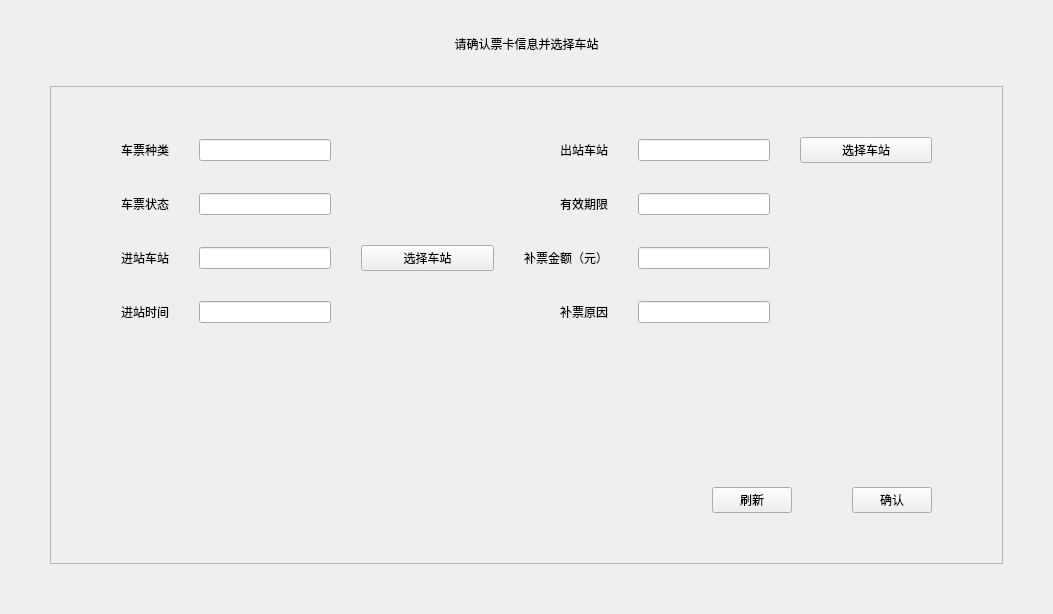
First picture: the form in ticket/TicketReregisterWidget.ui, repository EllieYY/ism, before the edit.
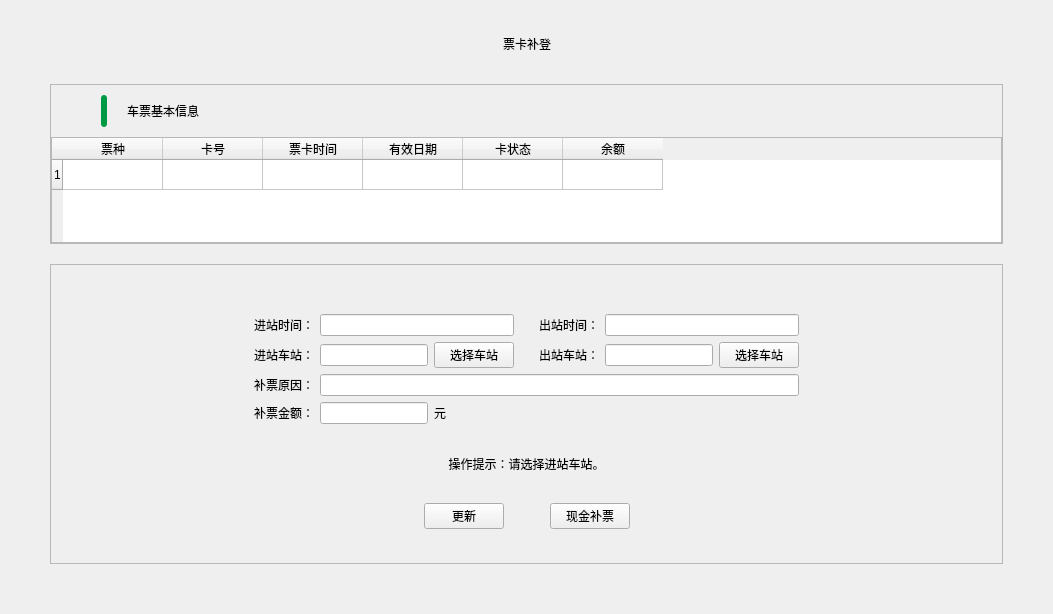
Second picture: the form after the edit.

```diff
--- a/ticket/TicketReregisterWidget.ui
+++ b/ticket/TicketReregisterWidget.ui
@@ -13,7 +13,7 @@
   <property name="windowTitle">
    <string>Form</string>
   </property>
-  <layout class="QHBoxLayout" name="horizontalLayout">
+  <layout class="QVBoxLayout" name="verticalLayout_4">
    <property name="spacing">
     <number>0</number>
    </property>
@@ -31,15 +31,15 @@
    </property>
    <item>
     <widget class="QWidget" name="infoBg" native="true">
-     <layout class="QVBoxLayout" name="verticalLayout_2">
+     <layout class="QVBoxLayout" name="verticalLayout_3">
       <property name="spacing">
-       <number>0</number>
+       <number>30</number>
       </property>
       <property name="leftMargin">
        <number>50</number>
       </property>
       <property name="topMargin">
-       <number>0</number>
+       <number>34</number>
       </property>
       <property name="rightMargin">
        <number>50</number>
@@ -48,339 +48,555 @@
        <number>50</number>
       </property>
       <item>
-       <spacer name="verticalSpacer_3">
-        <property name="orientation">
-         <enum>Qt::Vertical</enum>
-        </property>
-        <property name="sizeType">
-         <enum>QSizePolicy::Fixed</enum>
-        </property>
-        <property name="sizeHint" stdset="0">
-         <size>
-          <width>20</width>
-          <height>35</height>
-         </size>
-        </property>
-       </spacer>
+       <layout class="QHBoxLayout" name="horizontalLayout">
+        <item>
+         <spacer name="horizontalSpacer_4">
+          <property name="orientation">
+           <enum>Qt::Horizontal</enum>
+          </property>
+          <property name="sizeHint" stdset="0">
+           <size>
+            <width>40</width>
+            <height>20</height>
+           </size>
+          </property>
+         </spacer>
+        </item>
+        <item>
+         <widget class="QLabel" name="nameLabel">
+          <property name="text">
+           <string>票卡补登</string>
+          </property>
+          <property name="alignment">
+           <set>Qt::AlignCenter</set>
+          </property>
+         </widget>
+        </item>
+        <item>
+         <spacer name="horizontalSpacer_5">
+          <property name="orientation">
+           <enum>Qt::Horizontal</enum>
+          </property>
+          <property name="sizeHint" stdset="0">
+           <size>
+            <width>40</width>
+            <height>20</height>
+           </size>
+          </property>
+         </spacer>
+        </item>
+       </layout>
       </item>
       <item>
-       <widget class="QLabel" name="nameLabel">
-        <property name="text">
-         <string>请确认票卡信息并选择车站</string>
+       <layout class="QVBoxLayout" name="verticalLayout_2" stretch="0,0">
+        <property name="spacing">
+         <number>20</number>
         </property>
-        <property name="alignment">
-         <set>Qt::AlignCenter</set>
-        </property>
-       </widget>
-      </item>
-      <item>
-       <spacer name="verticalSpacer_2">
-        <property name="orientation">
-         <enum>Qt::Vertical</enum>
-        </property>
-        <property name="sizeType">
-         <enum>QSizePolicy::Fixed</enum>
-        </property>
-        <property name="sizeHint" stdset="0">
-         <size>
-          <width>20</width>
-          <height>33</height>
-         </size>
-        </property>
-       </spacer>
-      </item>
-      <item>
-       <widget class="QFrame" name="centerFrame">
-        <property name="frameShape">
-         <enum>QFrame::StyledPanel</enum>
-        </property>
-        <property name="frameShadow">
-         <enum>QFrame::Raised</enum>
-        </property>
-        <layout class="QVBoxLayout" name="verticalLayout">
-         <property name="spacing">
-          <number>0</number>
-         </property>
-         <property name="leftMargin">
-          <number>70</number>
-         </property>
-         <property name="topMargin">
-          <number>50</number>
-         </property>
-         <property name="rightMargin">
-          <number>70</number>
-         </property>
-         <property name="bottomMargin">
-          <number>50</number>
-         </property>
-         <item>
-          <layout class="QGridLayout" name="gridLayout">
+        <item>
+         <widget class="QFrame" name="centerFrame1">
+          <property name="frameShape">
+           <enum>QFrame::StyledPanel</enum>
+          </property>
+          <property name="frameShadow">
+           <enum>QFrame::Raised</enum>
+          </property>
+          <layout class="QVBoxLayout" name="verticalLayout" stretch="0,0,0,1">
            <property name="spacing">
-            <number>30</number>
+            <number>0</number>
            </property>
-           <item row="0" column="0">
-            <widget class="QLabel" name="text1">
-             <property name="text">
-              <string>车票种类</string>
-             </property>
-             <property name="alignment">
-              <set>Qt::AlignRight|Qt::AlignTrailing|Qt::AlignVCenter</set>
-             </property>
-            </widget>
-           </item>
-           <item row="0" column="1">
-            <widget class="QLineEdit" name="lineEdit1"/>
-           </item>
-           <item row="0" column="2">
-            <spacer name="horizontalSpacer">
+           <property name="leftMargin">
+            <number>0</number>
+           </property>
+           <property name="topMargin">
+            <number>0</number>
+           </property>
+           <property name="rightMargin">
+            <number>0</number>
+           </property>
+           <property name="bottomMargin">
+            <number>0</number>
+           </property>
+           <item>
+            <spacer name="verticalSpacer">
              <property name="orientation">
-              <enum>Qt::Horizontal</enum>
+              <enum>Qt::Vertical</enum>
              </property>
-             <property name="sizeHint" stdset="0">
-              <size>
-               <width>40</width>
-               <height>20</height>
-              </size>
+             <property name="sizeType">
+              <enum>QSizePolicy::Fixed</enum>
              </property>
-            </spacer>
-           </item>
-           <item row="0" column="3">
-            <widget class="QLabel" name="text5">
-             <property name="text">
-              <string>出站车站</string>
-             </property>
-             <property name="alignment">
-              <set>Qt::AlignRight|Qt::AlignTrailing|Qt::AlignVCenter</set>
-             </property>
-            </widget>
-           </item>
-           <item row="0" column="4">
-            <widget class="QLineEdit" name="lineEdit5"/>
-           </item>
-           <item row="0" column="5">
-            <widget class="QPushButton" name="selectBtn3">
-             <property name="text">
-              <string>选择车站</string>
-             </property>
-            </widget>
-           </item>
-           <item row="1" column="0">
-            <widget class="QLabel" name="text2">
-             <property name="text">
-              <string>车票状态</string>
-             </property>
-             <property name="alignment">
-              <set>Qt::AlignRight|Qt::AlignTrailing|Qt::AlignVCenter</set>
-             </property>
-            </widget>
-           </item>
-           <item row="1" column="1">
-            <widget class="QLineEdit" name="lineEdit2"/>
-           </item>
-           <item row="1" column="2">
-            <spacer name="horizontalSpacer_2">
-             <property name="orientation">
-              <enum>Qt::Horizontal</enum>
-             </property>
              <property name="sizeHint" stdset="0">
               <size>
-               <width>40</width>
-               <height>20</height>
+               <width>20</width>
+               <height>10</height>
               </size>
              </property>
             </spacer>
            </item>
-           <item row="1" column="3">
-            <widget class="QLabel" name="text6">
-             <property name="text">
-              <string>有效期限</string>
+           <item>
+            <layout class="QHBoxLayout" name="horizontalLayout_2">
+             <property name="spacing">
+              <number>0</number>
              </property>
-             <property name="alignment">
-              <set>Qt::AlignRight|Qt::AlignTrailing|Qt::AlignVCenter</set>
-             </property>
-            </widget>
+             <item>
+              <spacer name="horizontalSpacer_2">
+               <property name="orientation">
+                <enum>Qt::Horizontal</enum>
+               </property>
+               <property name="sizeType">
+                <enum>QSizePolicy::Fixed</enum>
+               </property>
+               <property name="sizeHint" stdset="0">
+                <size>
+                 <width>50</width>
+                 <height>20</height>
+                </size>
+               </property>
+              </spacer>
+             </item>
+             <item>
+              <widget class="QLabel" name="label_3">
+               <property name="minimumSize">
+                <size>
+                 <width>6</width>
+                 <height>32</height>
+                </size>
+               </property>
+               <property name="maximumSize">
+                <size>
+                 <width>6</width>
+                 <height>32</height>
+                </size>
+               </property>
+               <property name="styleSheet">
+                <string notr="true">background-color: #009944;
+border-radius: 3px;
+</string>
+               </property>
+               <property name="text">
+                <string/>
+               </property>
+              </widget>
+             </item>
+             <item>
+              <spacer name="horizontalSpacer_3">
+               <property name="orientation">
+                <enum>Qt::Horizontal</enum>
+               </property>
+               <property name="sizeType">
+                <enum>QSizePolicy::Fixed</enum>
+               </property>
+               <property name="sizeHint" stdset="0">
+                <size>
+                 <width>20</width>
+                 <height>20</height>
+                </size>
+               </property>
+              </spacer>
+             </item>
+             <item>
+              <widget class="QLabel" name="basicText">
+               <property name="text">
+                <string>车票基本信息</string>
+               </property>
+              </widget>
+             </item>
+             <item>
+              <spacer name="horizontalSpacer">
+               <property name="orientation">
+                <enum>Qt::Horizontal</enum>
+               </property>
+               <property name="sizeHint" stdset="0">
+                <size>
+                 <width>40</width>
+                 <height>20</height>
+                </size>
+               </property>
+              </spacer>
+             </item>
+            </layout>
            </item>
-           <item row="1" column="4">
-            <widget class="QLineEdit" name="lineEdit6"/>
-           </item>
-           <item row="1" column="5">
-            <spacer name="horizontalSpacer_4">
+           <item>
+            <spacer name="verticalSpacer_2">
              <property name="orientation">
-              <enum>Qt::Horizontal</enum>
+              <enum>Qt::Vertical</enum>
              </property>
-             <property name="sizeHint" stdset="0">
-              <size>
-               <width>40</width>
-               <height>20</height>
-              </size>
+             <property name="sizeType">
+              <enum>QSizePolicy::Fixed</enum>
              </property>
-            </spacer>
-           </item>
-           <item row="2" column="0">
-            <widget class="QLabel" name="text3">
-             <property name="text">
-              <string>进站车站</string>
-             </property>
-             <property name="alignment">
-              <set>Qt::AlignRight|Qt::AlignTrailing|Qt::AlignVCenter</set>
-             </property>
-            </widget>
-           </item>
-           <item row="2" column="1">
-            <widget class="QLineEdit" name="lineEdit3"/>
-           </item>
-           <item row="2" column="2">
-            <widget class="QPushButton" name="selectBtn2">
-             <property name="text">
-              <string>选择车站</string>
-             </property>
-            </widget>
-           </item>
-           <item row="2" column="3">
-            <widget class="QLabel" name="text7">
-             <property name="text">
-              <string>补票金额（元）</string>
-             </property>
-             <property name="alignment">
-              <set>Qt::AlignRight|Qt::AlignTrailing|Qt::AlignVCenter</set>
-             </property>
-            </widget>
-           </item>
-           <item row="2" column="4">
-            <widget class="QLineEdit" name="lineEdit7"/>
-           </item>
-           <item row="2" column="5">
-            <spacer name="horizontalSpacer_5">
-             <property name="orientation">
-              <enum>Qt::Horizontal</enum>
-             </property>
              <property name="sizeHint" stdset="0">
               <size>
-               <width>40</width>
-               <height>20</height>
+               <width>20</width>
+               <height>10</height>
               </size>
              </property>
             </spacer>
            </item>
-           <item row="3" column="0">
-            <widget class="QLabel" name="text4">
-             <property name="text">
-              <string>进站时间</string>
+           <item>
+            <widget class="QTableWidget" name="tableWidget">
+             <property name="sizePolicy">
+              <sizepolicy hsizetype="Expanding" vsizetype="Preferred">
+               <horstretch>0</horstretch>
+               <verstretch>0</verstretch>
+              </sizepolicy>
              </property>
-             <property name="alignment">
-              <set>Qt::AlignRight|Qt::AlignTrailing|Qt::AlignVCenter</set>
-             </property>
-            </widget>
-           </item>
-           <item row="3" column="1">
-            <widget class="QLineEdit" name="lineEdit4"/>
-           </item>
-           <item row="3" column="2">
-            <spacer name="horizontalSpacer_3">
-             <property name="orientation">
-              <enum>Qt::Horizontal</enum>
-             </property>
-             <property name="sizeHint" stdset="0">
+             <property name="maximumSize">
               <size>
-               <width>40</width>
-               <height>20</height>
+               <width>16777215</width>
+               <height>120</height>
               </size>
              </property>
-            </spacer>
-           </item>
-           <item row="3" column="3">
-            <widget class="QLabel" name="text8">
-             <property name="text">
-              <string>补票原因</string>
+             <property name="selectionBehavior">
+              <enum>QAbstractItemView::SelectRows</enum>
              </property>
-             <property name="alignment">
-              <set>Qt::AlignRight|Qt::AlignTrailing|Qt::AlignVCenter</set>
+             <property name="rowCount">
+              <number>1</number>
              </property>
-            </widget>
-           </item>
-           <item row="3" column="4">
-            <widget class="QLineEdit" name="lineEdit8"/>
-           </item>
-           <item row="3" column="5">
-            <spacer name="horizontalSpacer_6">
-             <property name="orientation">
-              <enum>Qt::Horizontal</enum>
+             <property name="columnCount">
+              <number>6</number>
              </property>
-             <property name="sizeHint" stdset="0">
-              <size>
-               <width>40</width>
-               <height>20</height>
-              </size>
-             </property>
-            </spacer>
+             <row/>
+             <column>
+              <property name="text">
+               <string>票种</string>
+              </property>
+             </column>
+             <column>
+              <property name="text">
+               <string>卡号</string>
+              </property>
+             </column>
+             <column>
+              <property name="text">
+               <string>票卡时间</string>
+              </property>
+             </column>
+             <column>
+              <property name="text">
+               <string>有效日期</string>
+              </property>
+             </column>
+             <column>
+              <property name="text">
+               <string>卡状态</string>
+              </property>
+             </column>
+             <column>
+              <property name="text">
+               <string>余额</string>
+              </property>
+             </column>
+            </widget>
            </item>
           </layout>
-         </item>
-         <item>
-          <spacer name="verticalSpacer">
-           <property name="orientation">
-            <enum>Qt::Vertical</enum>
-           </property>
-           <property name="sizeHint" stdset="0">
-            <size>
-             <width>20</width>
-             <height>150</height>
-            </size>
-           </property>
-          </spacer>
-         </item>
-         <item>
+         </widget>
+        </item>
+        <item>
+         <widget class="QFrame" name="centerFrame2">
+          <property name="minimumSize">
+           <size>
+            <width>0</width>
+            <height>300</height>
+           </size>
+          </property>
+          <property name="frameShape">
+           <enum>QFrame::StyledPanel</enum>
+          </property>
+          <property name="frameShadow">
+           <enum>QFrame::Raised</enum>
+          </property>
           <layout class="QHBoxLayout" name="horizontalLayout_3">
-           <property name="spacing">
-            <number>0</number>
-           </property>
            <item>
-            <spacer name="horizontalSpacer_7">
+            <spacer name="horizontalSpacer_11">
              <property name="orientation">
               <enum>Qt::Horizontal</enum>
              </property>
              <property name="sizeHint" stdset="0">
               <size>
-               <width>40</width>
+               <width>85</width>
                <height>20</height>
               </size>
              </property>
             </spacer>
            </item>
            <item>
-            <widget class="QPushButton" name="updateBtn">
-             <property name="text">
-              <string>刷新</string>
-             </property>
-            </widget>
+            <layout class="QVBoxLayout" name="verticalLayout_5">
+             <item>
+              <spacer name="verticalSpacer_6">
+               <property name="orientation">
+                <enum>Qt::Vertical</enum>
+               </property>
+               <property name="sizeHint" stdset="0">
+                <size>
+                 <width>20</width>
+                 <height>40</height>
+                </size>
+               </property>
+              </spacer>
+             </item>
+             <item>
+              <layout class="QGridLayout" name="gridLayout">
+               <item row="0" column="0">
+                <widget class="QLabel" name="text1">
+                 <property name="text">
+                  <string>进站时间：</string>
+                 </property>
+                </widget>
+               </item>
+               <item row="0" column="4">
+                <widget class="QLabel" name="text3">
+                 <property name="text">
+                  <string>出站时间：</string>
+                 </property>
+                </widget>
+               </item>
+               <item row="1" column="0">
+                <widget class="QLabel" name="text2">
+                 <property name="text">
+                  <string>进站车站：</string>
+                 </property>
+                </widget>
+               </item>
+               <item row="1" column="1">
+                <widget class="QLineEdit" name="lineEdit2"/>
+               </item>
+               <item row="1" column="2">
+                <widget class="QPushButton" name="selectBtn2">
+                 <property name="sizePolicy">
+                  <sizepolicy hsizetype="Minimum" vsizetype="Preferred">
+                   <horstretch>0</horstretch>
+                   <verstretch>0</verstretch>
+                  </sizepolicy>
+                 </property>
+                 <property name="text">
+                  <string>选择车站</string>
+                 </property>
+                </widget>
+               </item>
+               <item row="1" column="3">
+                <spacer name="horizontalSpacer_7">
+                 <property name="orientation">
+                  <enum>Qt::Horizontal</enum>
+                 </property>
+                 <property name="sizeHint" stdset="0">
+                  <size>
+                   <width>13</width>
+                   <height>17</height>
+                  </size>
+                 </property>
+                </spacer>
+               </item>
+               <item row="1" column="4">
+                <widget class="QLabel" name="text4">
+                 <property name="text">
+                  <string>出站车站：</string>
+                 </property>
+                </widget>
+               </item>
+               <item row="1" column="5">
+                <widget class="QLineEdit" name="lineEdit4"/>
+               </item>
+               <item row="1" column="6">
+                <widget class="QPushButton" name="selectBtn3">
+                 <property name="sizePolicy">
+                  <sizepolicy hsizetype="Minimum" vsizetype="Preferred">
+                   <horstretch>0</horstretch>
+                   <verstretch>0</verstretch>
+                  </sizepolicy>
+                 </property>
+                 <property name="text">
+                  <string>选择车站</string>
+                 </property>
+                </widget>
+               </item>
+               <item row="2" column="0">
+                <widget class="QLabel" name="text5">
+                 <property name="text">
+                  <string>补票原因：</string>
+                 </property>
+                </widget>
+               </item>
+               <item row="3" column="0">
+                <widget class="QLabel" name="text6">
+                 <property name="text">
+                  <string>补票金额：</string>
+                 </property>
+                </widget>
+               </item>
+               <item row="3" column="1">
+                <widget class="QLineEdit" name="lineEdit6"/>
+               </item>
+               <item row="3" column="2">
+                <widget class="QLabel" name="text7">
+                 <property name="text">
+                  <string>元</string>
+                 </property>
+                </widget>
+               </item>
+               <item row="3" column="3" colspan="2">
+                <spacer name="horizontalSpacer_8">
+                 <property name="orientation">
+                  <enum>Qt::Horizontal</enum>
+                 </property>
+                 <property name="sizeHint" stdset="0">
+                  <size>
+                   <width>40</width>
+                   <height>20</height>
+                  </size>
+                 </property>
+                </spacer>
+               </item>
+               <item row="2" column="1" colspan="6">
+                <widget class="QLineEdit" name="lineEdit5"/>
+               </item>
+               <item row="0" column="3">
+                <spacer name="horizontalSpacer_6">
+                 <property name="orientation">
+                  <enum>Qt::Horizontal</enum>
+                 </property>
+                 <property name="sizeHint" stdset="0">
+                  <size>
+                   <width>13</width>
+                   <height>17</height>
+                  </size>
+                 </property>
+                </spacer>
+               </item>
+               <item row="0" column="1" colspan="2">
+                <widget class="QLineEdit" name="lineEdit1"/>
+               </item>
+               <item row="0" column="5" colspan="2">
+                <widget class="QLineEdit" name="lineEdit3"/>
+               </item>
+              </layout>
+             </item>
+             <item>
+              <spacer name="verticalSpacer_3">
+               <property name="orientation">
+                <enum>Qt::Vertical</enum>
+               </property>
+               <property name="sizeHint" stdset="0">
+                <size>
+                 <width>20</width>
+                 <height>22</height>
+                </size>
+               </property>
+              </spacer>
+             </item>
+             <item>
+              <widget class="QLabel" name="textTips">
+               <property name="text">
+                <string>操作提示：请选择进站车站。</string>
+               </property>
+               <property name="alignment">
+                <set>Qt::AlignCenter</set>
+               </property>
+              </widget>
+             </item>
+             <item>
+              <spacer name="verticalSpacer_4">
+               <property name="orientation">
+                <enum>Qt::Vertical</enum>
+               </property>
+               <property name="sizeHint" stdset="0">
+                <size>
+                 <width>20</width>
+                 <height>22</height>
+                </size>
+               </property>
+              </spacer>
+             </item>
+             <item>
+              <layout class="QHBoxLayout" name="horizontalLayout_4">
+               <item>
+                <spacer name="horizontalSpacer_9">
+                 <property name="orientation">
+                  <enum>Qt::Horizontal</enum>
+                 </property>
+                 <property name="sizeHint" stdset="0">
+                  <size>
+                   <width>40</width>
+                   <height>20</height>
+                  </size>
+                 </property>
+                </spacer>
+               </item>
+               <item>
+                <widget class="QPushButton" name="tUpdateBtn">
+                 <property name="text">
+                  <string>更新</string>
+                 </property>
+                </widget>
+               </item>
+               <item>
+                <spacer name="horizontalSpacer_13">
+                 <property name="orientation">
+                  <enum>Qt::Horizontal</enum>
+                 </property>
+                 <property name="sizeType">
+                  <enum>QSizePolicy::Fixed</enum>
+                 </property>
+                 <property name="sizeHint" stdset="0">
+                  <size>
+                   <width>40</width>
+                   <height>20</height>
+                  </size>
+                 </property>
+                </spacer>
+               </item>
+               <item>
+                <widget class="QPushButton" name="cashPollBtn">
+                 <property name="text">
+                  <string>现金补票</string>
+                 </property>
+                </widget>
+               </item>
+               <item>
+                <spacer name="horizontalSpacer_10">
+                 <property name="orientation">
+                  <enum>Qt::Horizontal</enum>
+                 </property>
+                 <property name="sizeHint" stdset="0">
+                  <size>
+                   <width>40</width>
+                   <height>20</height>
+                  </size>
+                 </property>
+                </spacer>
+               </item>
+              </layout>
+             </item>
+             <item>
+              <spacer name="verticalSpacer_5">
+               <property name="orientation">
+                <enum>Qt::Vertical</enum>
+               </property>
+               <property name="sizeHint" stdset="0">
+                <size>
+                 <width>20</width>
+                 <height>22</height>
+                </size>
+               </property>
+              </spacer>
+             </item>
+            </layout>
            </item>
            <item>
-            <spacer name="horizontalSpacer_8">
+            <spacer name="horizontalSpacer_12">
              <property name="orientation">
               <enum>Qt::Horizontal</enum>
              </property>
-             <property name="sizeType">
-              <enum>QSizePolicy::Fixed</enum>
-             </property>
              <property name="sizeHint" stdset="0">
               <size>
-               <width>60</width>
+               <width>85</width>
                <height>20</height>
               </size>
              </property>
             </spacer>
            </item>
-           <item>
-            <widget class="QPushButton" name="okBtn">
-             <property name="text">
-              <string>确认</string>
-             </property>
-            </widget>
-           </item>
           </layout>
-         </item>
-        </layout>
-       </widget>
+         </widget>
+        </item>
+       </layout>
       </item>
      </layout>
     </widget>
```
